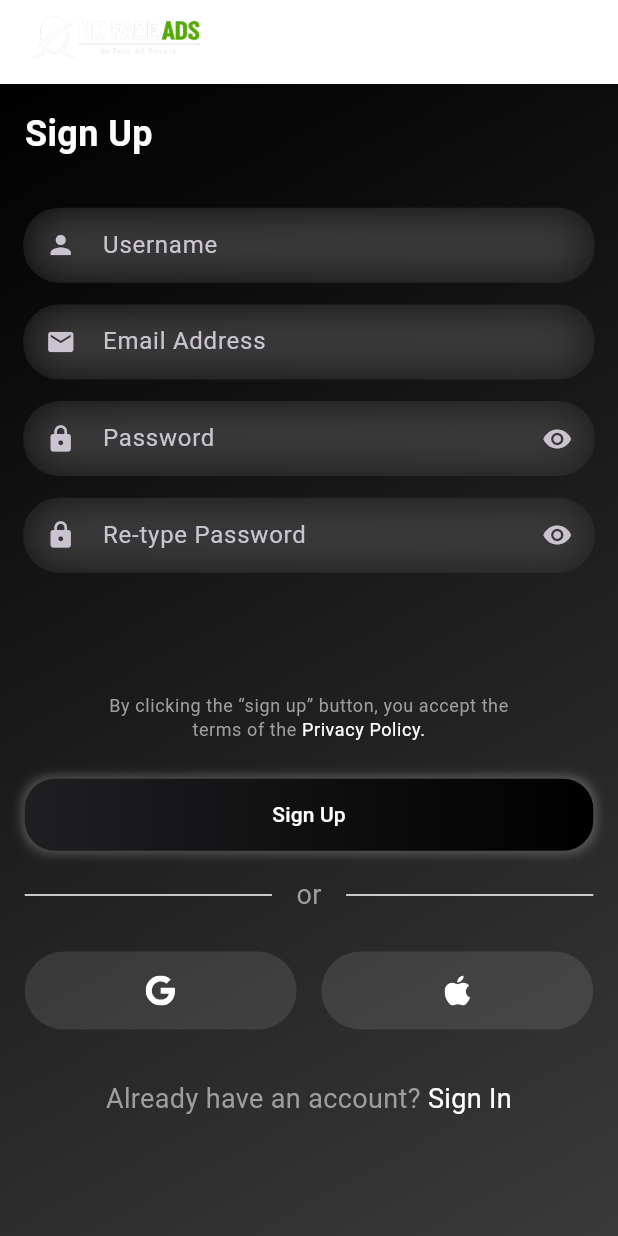
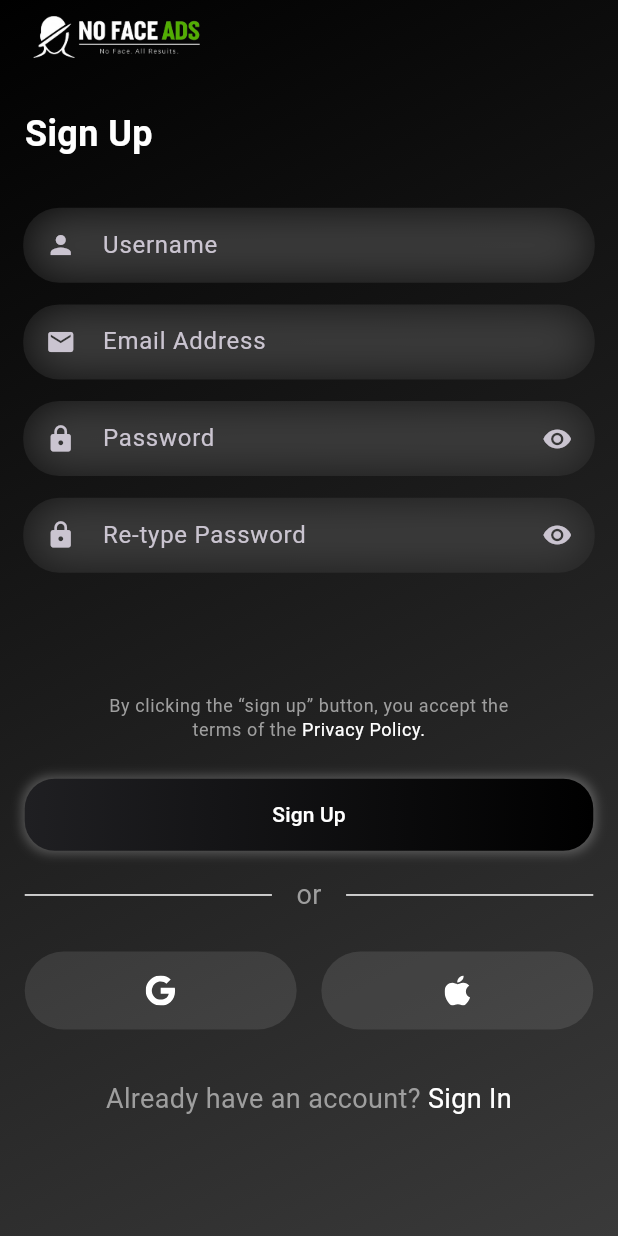
Before and after one commit to BayajitIslam/ai_video_genarator, a Flutter app: the screen it shows after launch, on a phone screen of 412 x 824 dp. Run offline on Flutter 3.47's test engine with Material 3 defaults, Android fonts, the phone set to English and light mode, and no system bars; our stand-ins replace flutter_svg, google_fonts.

Commit message:
fix : appbar bg transparent

```diff
--- a/lib/core/common/bg_gradient.dart
+++ b/lib/core/common/bg_gradient.dart
@@ -7,8 +7,7 @@ class BgGradient extends StatelessWidget {
 
   @override
   Widget build(BuildContext context) {
-    return SafeArea(
-      child: DecoratedBox(
+    return DecoratedBox(
       decoration: BoxDecoration(
         gradient: LinearGradient(
           begin: Alignment.topLeft,
@@ -17,7 +16,6 @@ class BgGradient extends StatelessWidget {
         ),
       ),
       child: child,
-      ),
     );
   }
 }
--- a/lib/features/auth/presentation/pages/sign_up_page.dart
+++ b/lib/features/auth/presentation/pages/sign_up_page.dart
@@ -21,9 +21,9 @@ class SignUpPage extends StatelessWidget {
   @override
   Widget build(BuildContext context) {
     return Scaffold(
+      extendBodyBehindAppBar: true,
       //Logo Here
       appBar: AppBar(
-        forceMaterialTransparency: true,
         title: SizedBox(
           height: 128,
           width: 128,
@@ -34,6 +34,7 @@ class SignUpPage extends StatelessWidget {
         child: Center(
           child: Padding(
             padding: EdgeInsets.all(context.spacing16),
+            child: SafeArea(
               child: Column(
                 children: [
                   //Sign Up Text
@@ -174,6 +175,7 @@ class SignUpPage extends StatelessWidget {
             ),
           ),
         ),
+      ),
     );
   }
 }
```
Lines whose indentation alone changed are shown as unchanged.
